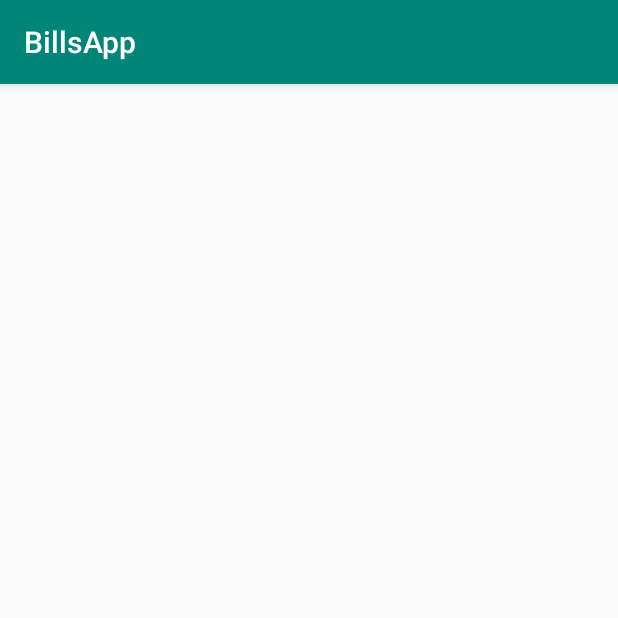
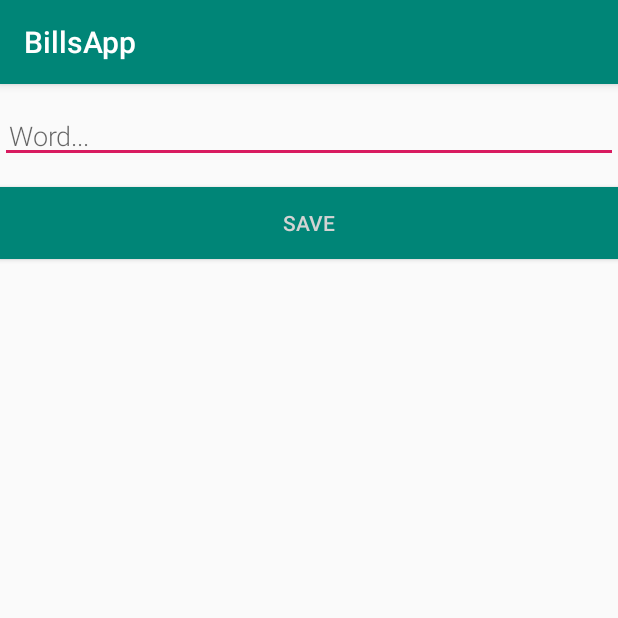
Before and after one commit to WilliamChen14/Tea, an Android app: the NewWordActivity screen opened directly, with no data from a screen before it, on a phone screen of 412 x 824 dp, the top half of it. Run offline under Robolectric (Android 15) with nearby library versions, the phone set to English and light mode, and no system bars.

Commit message:
change finished data thingy 4.0

```diff
--- a/app/src/main/res/layout/activity_new_word.xml
+++ b/app/src/main/res/layout/activity_new_word.xml
@@ -1,9 +1,26 @@
 <?xml version="1.0" encoding="utf-8"?>
-<androidx.constraintlayout.widget.ConstraintLayout xmlns:android="http://schemas.android.com/apk/res/android"
-    xmlns:app="http://schemas.android.com/apk/res-auto"
-    xmlns:tools="http://schemas.android.com/tools"
-    android:layout_width="match_parent"
-    android:layout_height="match_parent"
-    tools:context=".NewWordActivity">
+<LinearLayout xmlns:android="http://schemas.android.com/apk/res/android"
+    android:orientation="vertical" android:layout_width="match_parent"
+    android:layout_height="match_parent">
 
-</androidx.constraintlayout.widget.ConstraintLayout>
+    <EditText
+        android:id="@+id/edit_word"
+        android:layout_width="match_parent"
+        android:layout_height="wrap_content"
+        android:fontFamily="sans-serif-light"
+        android:hint="@string/hint_word"
+        android:inputType="textAutoComplete"
+        android:padding="@dimen/small_padding"
+        android:layout_marginBottom="@dimen/big_padding"
+        android:layout_marginTop="@dimen/big_padding"
+        android:textSize="18sp" />
+
+    <Button
+        android:id="@+id/button_save"
+        android:layout_width="match_parent"
+        android:layout_height="wrap_content"
+        android:background="@color/colorPrimary"
+        android:text="@string/button_save"
+        android:textColor="@color/buttonLabel" />
+
+</LinearLayout>
```
